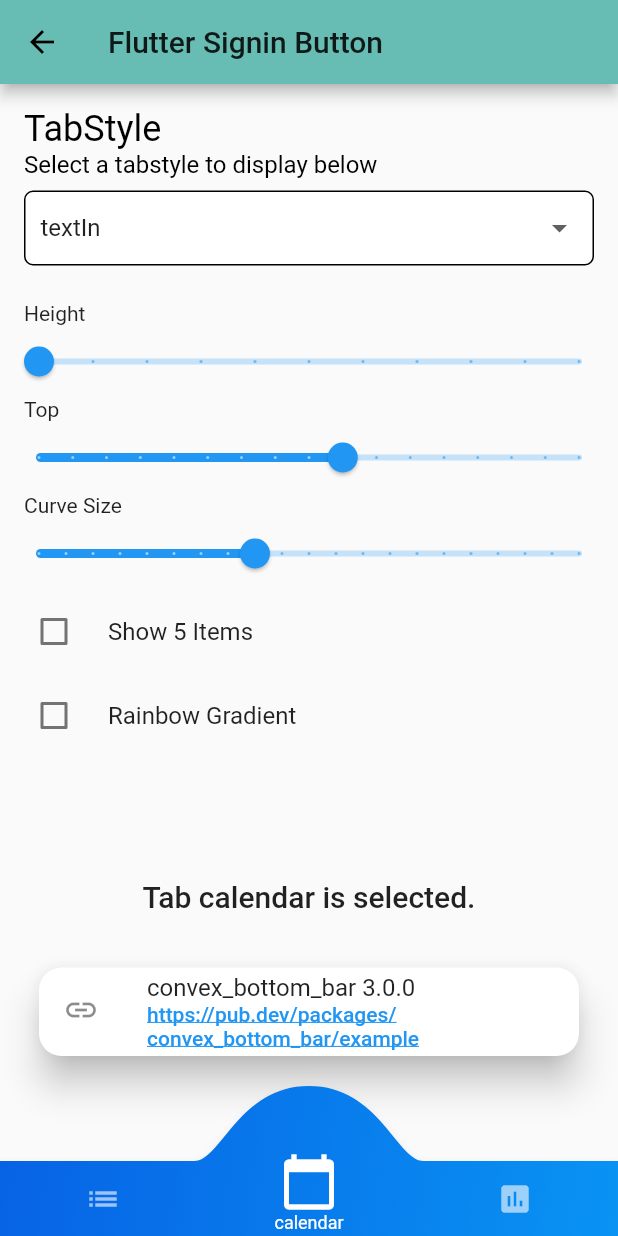
After one commit to lucianojung/flutter_package_examples, a Flutter app: the screen it shows after launch, after a tap on "Convex BottomAppBar", on a phone screen of 412 x 824 dp. The commit adds this screen. Run offline on Flutter 3.47's test engine with Material 2 defaults, Android fonts, the phone set to English and light mode, and no system bars; drawn by our look-alikes of convex_bottom_bar; our stand-ins replace email_validator, flutter_signin_button.

Commit message:
add convex_bottom_bar package

```diff
--- a/lib/main.dart
+++ b/lib/main.dart
@@ -78,6 +78,17 @@ class _HomeViewState extends State<HomeView> {
           },
           trailing: Icon(Icons.arrow_forward),
         ),
+        ListTile(
+          leading: Icon(Icons.menu),
+          title: Text('Convex BottomAppBar'),
+          subtitle: Text('Version: 3.0.0'),
+          onTap: () {
+            setState(() {
+              Navigator.of(context).pushNamed('/convex_bottom_bar');
+            });
+          },
+          trailing: Icon(Icons.arrow_forward),
+        ),
       ],
     );
   }
--- /dev/null
+++ b/lib/packages/convex_bottom_bar/convex_bottom_bar_main.dart
@@ -0,0 +1,247 @@
+import 'dart:math';
+
+import 'package:flutter/cupertino.dart';
+import 'package:flutter/material.dart';
+import 'package:convex_bottom_bar/convex_bottom_bar.dart';
+import 'package:package_examples/shared/material_dropdown_view.dart';
+import 'package:package_examples/shared/package_weblink_view.dart';
+
+class ConvexBottomBarMain extends StatefulWidget {
+  @override
+  _ConvexBottomBarMainState createState() => _ConvexBottomBarMainState();
+}
+
+class _ConvexBottomBarMainState extends State<ConvexBottomBarMain> {
+  TabStyle _tabstyle = TabStyle.textIn;
+  bool _fiveItems = false;
+  bool _rainbowGradient = false;
+  List<TabItem> _fiveTabItems = [
+    TabItem(title: 'list', icon: Icons.list),
+    TabItem(title: 'work', icon: Icons.work),
+    TabItem(title: 'calendar', icon: Icons.calendar_today),
+    TabItem(title: 'link', icon: Icons.link),
+    TabItem(title: 'assessment', icon: Icons.assessment),
+  ];
+  List<TabItem> _threeTabItems = [
+    TabItem(title: 'list', icon: Icons.list),
+    TabItem(title: 'calendar', icon: Icons.calendar_today),
+    TabItem(title: 'assessment', icon: Icons.assessment),
+  ];
+  String _tabbedTab = 'calendar';
+  double _height = 50;
+  double _top = -50;
+  double _curveSize = 125;
+
+  @override
+  Widget build(BuildContext context) {
+    return Scaffold(
+      appBar: AppBar(
+        title: Text('Flutter Signin Button'),
+      ),
+      body: Center(
+        child: Column(
+          mainAxisAlignment: MainAxisAlignment.center,
+          children: <Widget>[
+            Padding(
+              padding:
+              const EdgeInsets.only(top: 16.0, left: 16.0, right: 16.0),
+              child: MaterialDropdownView(
+                title: 'TabStyle',
+                subtitle: 'Select a tabstyle to display below',
+                onChangedCallback: (newValue) {
+                  _onValueChanged(newValue);
+                },
+                value: _tabstyle.name,
+                values: TabStyle.values.map((e) => e.name).toList(),
+                negate: false,
+              ),
+            ),
+            SizedBox(height: 16.0,),
+            Container(
+              padding: EdgeInsets.symmetric(horizontal: 16.0),
+              alignment: Alignment.centerLeft,
+              child: Text(
+                'Height',
+              ),
+            ),
+            Slider(
+                value: _height,
+                min: _tabstyle == TabStyle.titled ? 20 : 50,
+                max: _tabstyle == TabStyle.titled ? 70 : 100,
+                divisions: 10,
+                label: '$_height',
+                onChanged: (newRange) {
+                  setState(() {
+                    _height = newRange;
+                  });
+                }),
+            Container(
+              padding: EdgeInsets.symmetric(horizontal: 16.0),
+              alignment: Alignment.centerLeft,
+              child: Text(
+                'Top',
+              ),
+            ),
+            Slider(
+                value: _top,
+                min: max(-_curveSize + 1, -95),
+                max: -15,
+                divisions: 16,
+                label: '$_top',
+                onChanged: (newRange) {
+                  setState(() {
+                    _top = newRange;
+                  });
+                }),
+            Container(
+              padding: EdgeInsets.symmetric(horizontal: 16.0),
+              alignment: Alignment.centerLeft,
+              child: Text(
+                'Curve Size',
+              ),
+            ),
+            Slider(
+                value: _curveSize,
+                min: 50,
+                max: 250,
+                divisions: 20,
+                label: '$_curveSize',
+                onChanged: (newRange) {
+                  setState(() {
+                    _curveSize = newRange;
+                    _top = max(-_curveSize + 1, _top);
+                  });
+                }),
+            CheckboxListTile(
+              title: Text("Show 5 Items"),
+              value: _fiveItems,
+              onChanged: (newValue) {
+                setState(() {
+                  _fiveItems = newValue!;
+                  _tabbedTab = (_fiveItems ? _fiveTabItems[2].title! : _threeTabItems[1].title!);
+                });
+              },
+              controlAffinity: ListTileControlAffinity.leading,
+            ),
+            CheckboxListTile(
+              title: Text("Rainbow Gradient"),
+              value: _rainbowGradient,
+              onChanged: (newValue) {
+                setState(() {
+                  _rainbowGradient = newValue!;
+                });
+              },
+              controlAffinity: ListTileControlAffinity.leading,
+            ),
+            Spacer(),
+            Container(
+              padding: EdgeInsets.all(16.0),
+              child: Text(
+                'Tab ' + _tabbedTab + ' is selected.',
+                style: Theme.of(context).textTheme.headline6,
+              ),
+            ),
+            PackageWeblinkView('convex_bottom_bar 3.0.0',
+                'https://pub.dev/packages/convex_bottom_bar/example'),
+            SizedBox(
+              height: -_top,
+            ),
+          ],
+        ),
+      ),
+      bottomNavigationBar: ConvexAppBar(
+        style: _tabstyle,
+        height: _height,
+        top: _top,
+        curveSize: _curveSize,
+        items: _fiveItems ? _fiveTabItems : _threeTabItems,
+        initialActiveIndex: _fiveItems ? 2 : 1,
+        onTap: (int i){
+          setState(() {
+            print(i);
+            _tabbedTab = (_fiveItems ? _fiveTabItems[i].title! : _threeTabItems[i].title!);
+          });
+        },
+        gradient: LinearGradient(
+          begin: Alignment.topLeft,
+          end: Alignment.bottomRight,
+          colors: _rainbowGradient ? [
+            Color(0xFF9400D3),
+            Color(0xFF4B0082),
+            Color(0xFF0000FF),
+            Color(0xFF00FF00),
+            Color(0xFFFFFF00),
+            Color(0xFFFF7F00),
+            Color(0xFFFF0000)
+          ] : [Color(0xFF0763e5), Color(0xFF0993f3)],
+          tileMode: TileMode.repeated,
+        ),
+      ),
+    );
+  }
+
+  void _showButtonPressDialog(BuildContext context, String provider) {
+    ScaffoldMessenger.of(context).showSnackBar(SnackBar(
+      content: Text('$provider Button Pressed!'),
+      backgroundColor: Colors.black26,
+      duration: Duration(milliseconds: 400),
+    ));
+  }
+
+  void _onValueChanged(String newValue) {
+    setState(() {
+      _tabstyle = _getTabStylefromString(newValue);
+      if (_height < 50 || _height > 70)
+        _height = 50;
+    });
+  }
+
+  TabStyle _getTabStylefromString(String name) {
+    switch (name) {
+      case 'fixed':
+        return TabStyle.fixed;
+      case 'custom':
+        return TabStyle.custom;
+      case 'fixedCircle':
+        return TabStyle.fixedCircle;
+      case 'flip':
+        return TabStyle.flip;
+      case 'react':
+        return TabStyle.react;
+      case 'reactCircle':
+        return TabStyle.reactCircle;
+      case 'textIn':
+        return TabStyle.textIn;
+      case 'titled':
+        return TabStyle.titled;
+      case 'Google':
+      default:
+        return TabStyle.fixed;
+    }
+  }
+}
+
+extension TabStyleExtension on TabStyle {
+  String get name {
+    switch (this) {
+      case TabStyle.fixed:
+        return 'fixed';
+      case TabStyle.custom:
+        return 'custom';
+      case TabStyle.fixedCircle:
+        return 'fixedCircle';
+      case TabStyle.flip:
+        return 'flip';
+      case TabStyle.react:
+        return 'react';
+      case TabStyle.reactCircle:
+        return 'reactCircle';
+      case TabStyle.textIn:
+        return 'textIn';
+      case TabStyle.titled:
+        return 'titled';
+      default:
+        return '';
+    }
+  }
+}
--- a/lib/packages/flutter_signin_button/flutter_signin_button.dart
+++ b/lib/packages/flutter_signin_button/flutter_signin_button.dart
@@ -131,7 +131,7 @@ class _FlutterSigninButtonMainState extends State<FlutterSigninButtonMain> {
                 mini: _customMini,
                 backgroundColor: Colors.blueAccent,
               ),
-              //Spacer(),
+              SizedBox(height: 16),
               PackageWeblinkView('flutter_signin_button 2.0.0',
                   'https://pub.dev/packages/flutter_signin_button'),
             ],
--- a/lib/service/route_generator.dart
+++ b/lib/service/route_generator.dart
@@ -1,5 +1,6 @@
 import 'package:flutter/cupertino.dart';
 import 'package:flutter/material.dart';
+import 'package:package_examples/packages/convex_bottom_bar/convex_bottom_bar_main.dart';
 import 'package:package_examples/packages/email_valiator/email_validator_main.dart';
 import 'package:package_examples/packages/flutter_signin_button/flutter_signin_button.dart';
 
@@ -17,6 +18,8 @@ class RouteGenerator {
         return MaterialPageRoute(builder: (_) => EmailValidatorMain());
       case '/flutter_signin_button':
         return MaterialPageRoute(builder: (_) => FlutterSigninButtonMain());
+      case '/convex_bottom_bar':
+        return MaterialPageRoute(builder: (_) => ConvexBottomBarMain());
       default:
         return _errorRoute(message: 'wrong routing name');
     }
--- a/pubspec.yaml
+++ b/pubspec.yaml
@@ -31,6 +31,7 @@ dependencies:
   email_validator: ^2.0.1
   url_launcher: ^6.0.4
   flutter_signin_button: ^2.0.0
+  convex_bottom_bar: ^3.0.0
 
 dev_dependencies:
   flutter_test:
```
Also changed, not shown: pubspec.lock.
